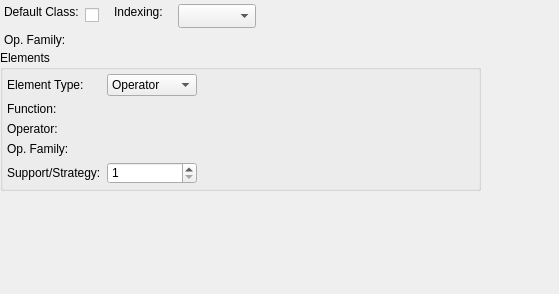
First picture: the form in libs/libgui/ui/dbobjects/operatorclasswidget.ui, repository pgmodeler/pgmodeler, before the edit.
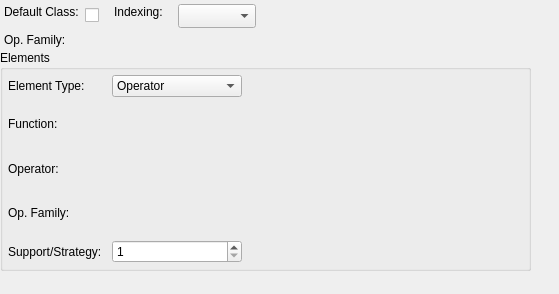
Second picture: the form after the edit.

Diff of the .ui file:
```diff
--- a/libs/libgui/ui/dbobjects/operatorclasswidget.ui
+++ b/libs/libgui/ui/dbobjects/operatorclasswidget.ui
@@ -94,8 +94,8 @@
     <rect>
      <x>0</x>
      <y>50</y>
-     <width>481</width>
-     <height>141</height>
+     <width>531</width>
+     <height>221</height>
     </rect>
    </property>
    <property name="title">
@@ -103,19 +103,19 @@
    </property>
    <layout class="QGridLayout" name="elementos_grid">
     <property name="leftMargin">
-     <number>4</number>
+     <number>5</number>
     </property>
     <property name="topMargin">
-     <number>4</number>
+     <number>5</number>
     </property>
     <property name="rightMargin">
-     <number>4</number>
+     <number>5</number>
     </property>
     <property name="bottomMargin">
-     <number>4</number>
+     <number>5</number>
     </property>
     <property name="spacing">
-     <number>6</number>
+     <number>10</number>
     </property>
     <item row="0" column="0">
      <widget class="QLabel" name="elem_type_lbl">
```
